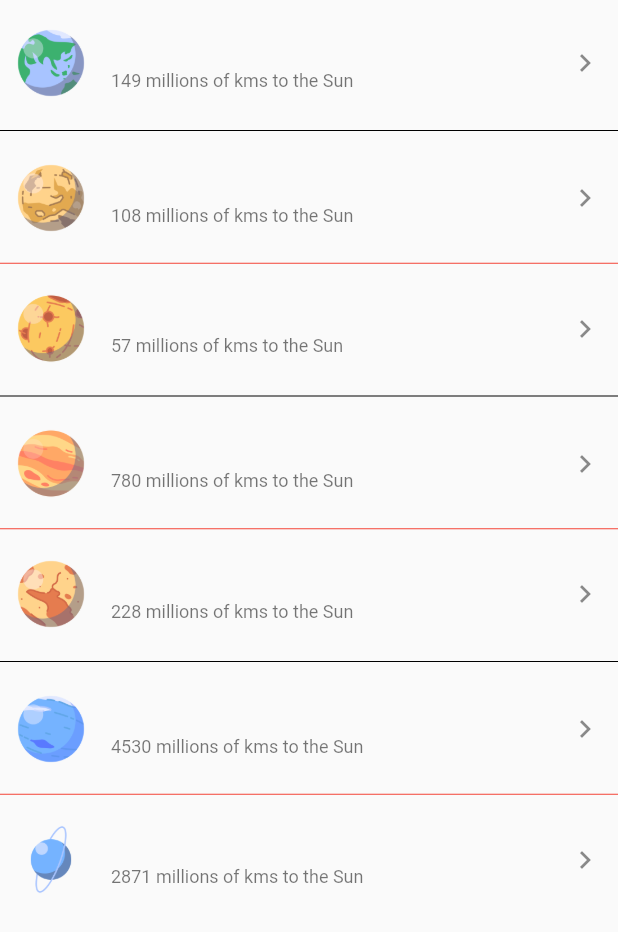
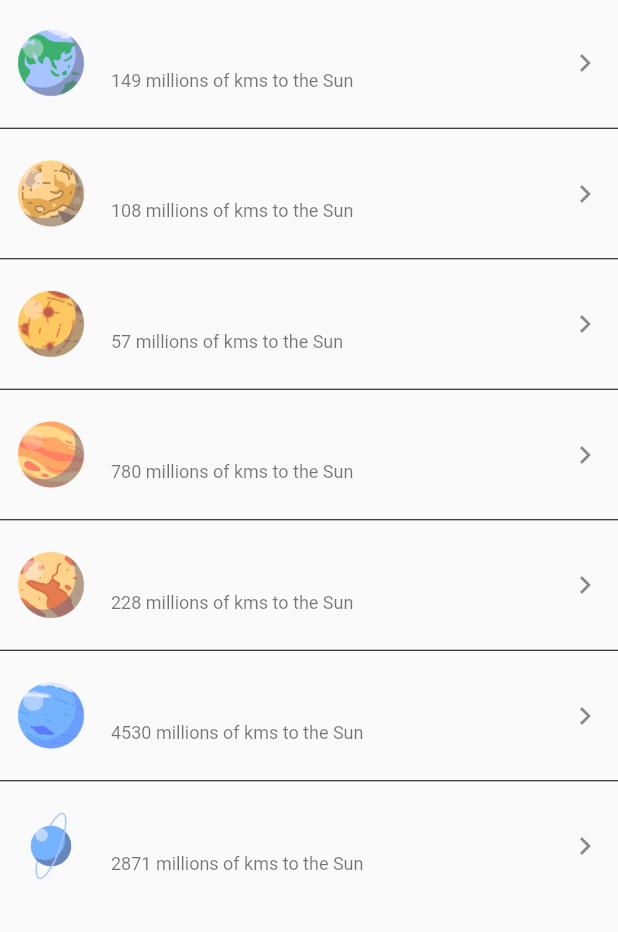
Before and after one commit to jasato89/solar-system-public2, a Flutter app: the screen it shows after launch, on a phone screen of 412 x 824 dp. Shown: the top 932 px of the screen. Run offline on Flutter 3.47's test engine with Material 2 defaults, Android fonts, the phone set to English and light mode, and no system bars; missing offline and left inert: strings.

Commit message:
Uploaded new files

```diff
--- a/lib/planet.dart
+++ b/lib/planet.dart
@@ -3,6 +3,7 @@ class Planet {
   String name;
   String image;
   int distance;
+  String description;
 
-  Planet(this.name, this.image, this.distance);
+  Planet(this.name, this.image, this.distance, this.description);
 }
--- a/lib/planetProvider.dart
+++ b/lib/planetProvider.dart
@@ -5,31 +5,22 @@ import 'package:strings/strings.dart';
 
 class PlanetProvider {
   List<Planet> planets = [
-    Planet("earth", "earth.png", 149),
-    Planet("venus", "venus.png", 108),
-    Planet("mercury", "mercury.png", 57),
-    Planet("jupiter", "jupiter.png", 780),
-    Planet("mars", "mars.png", 228),
-    Planet("neptune", "neptune.png", 4530),
-    Planet("uranus", "uranus.png", 2871)
+    Planet("earth", "earth.png", 149, "Earth—our home planet—is the only place we know of so far that’s inhabited by living things. It's also the only planet in our solar system with liquid water on the surface."),
+    Planet("venus", "venus.png", 108, "Venus spins slowly in the opposite direction from most planets. A thick atmosphere traps heat in a runaway greenhouse effect, making it the hottest planet in our solar system."),
+    Planet("mercury", "mercury.png", 57, "Mercury—the smallest planet in our solar system and closest to the Sun—is only slightly larger than Earth's Moon. Mercury is the fastest planet, zipping around the Sun every 88 Earth days."),
+    Planet("jupiter", "jupiter.png", 780, "Jupiter is more than twice as massive than the other planets of our solar system combined. The giant planet's Great Red spot is a centuries-old storm bigger than Earth."),
+    Planet("mars", "mars.png", 228, "Mars is a dusty, cold, desert world with a very thin atmosphere. There is strong evidence Mars was—billions of years ago—wetter and warmer, with a thicker atmosphere."),
+    Planet("neptune", "neptune.png", 4530, "Neptune—the eighth and most distant major planet orbiting our Sun—is dark, cold and whipped by supersonic winds. It was the first planet located through mathematical calculations, rather than by telescope."),
+    Planet("uranus", "uranus.png", 2871, "Uranus—seventh planet from the Sun—rotates at a nearly 90-degree angle from the plane of its orbit. This unique tilt makes Uranus appear to spin on its side.")
   ];
 
   Widget getAllPlanets() {
     return ListView.separated(
         itemCount: planets.length,
-        separatorBuilder: (BuildContext context, int index) {
-          if (index % 2 == 0) {
-            return Divider(
-              height: 6,
-              color: Colors.black,
-            );
-          } else {
-            return Divider(
-              height: 3,
-              color: Colors.red,
-            );
-          }
-        },
+        separatorBuilder: (BuildContext context, int index) => Divider(
+          height: 3,
+          color: Colors.black,
+        ),
         itemBuilder: (BuildContext context, int index) {
           return ListTile(
             leading: Image.asset('resources/images/${planets[index].image}'),
@@ -41,7 +32,7 @@ class PlanetProvider {
                 EdgeInsets.symmetric(vertical: 10.0, horizontal: 10.0),
             dense: true,
             onTap: () {
-              Navigator.push(context, MaterialPageRoute(builder: (context) => DetailView(),));
+              Navigator.push(context, MaterialPageRoute(builder: (context) => DetailView(planets[index]),));
             },
           );
         });
```
Also changed, not shown: lib/detailView.dart (+60 -7 lines).
